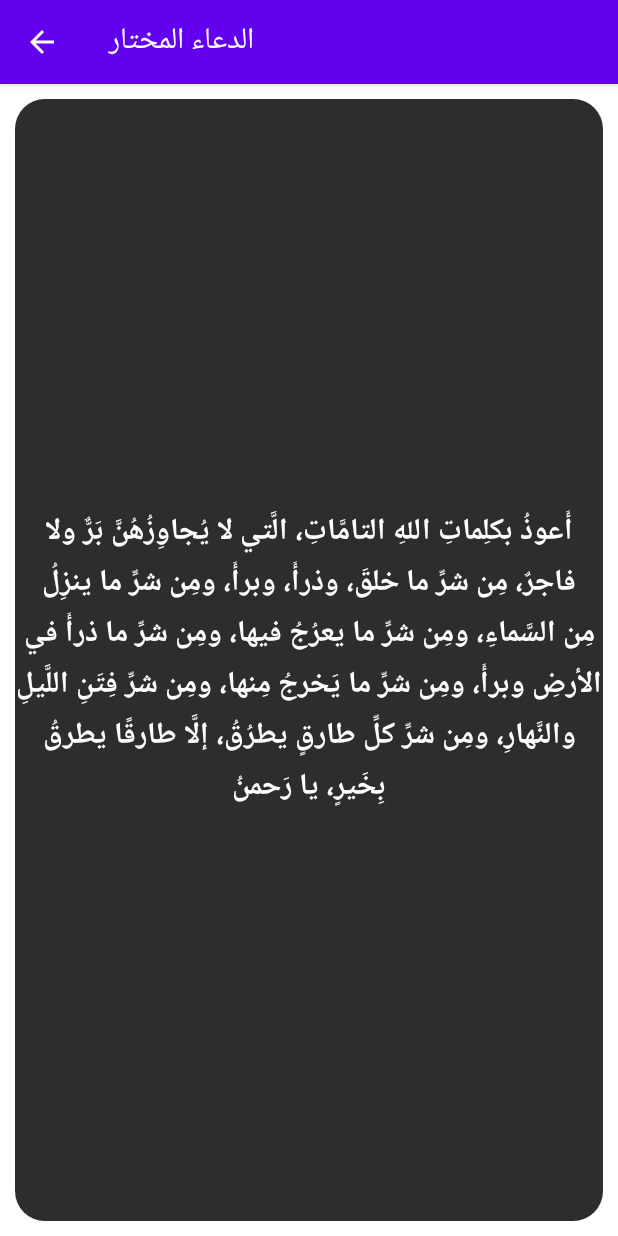
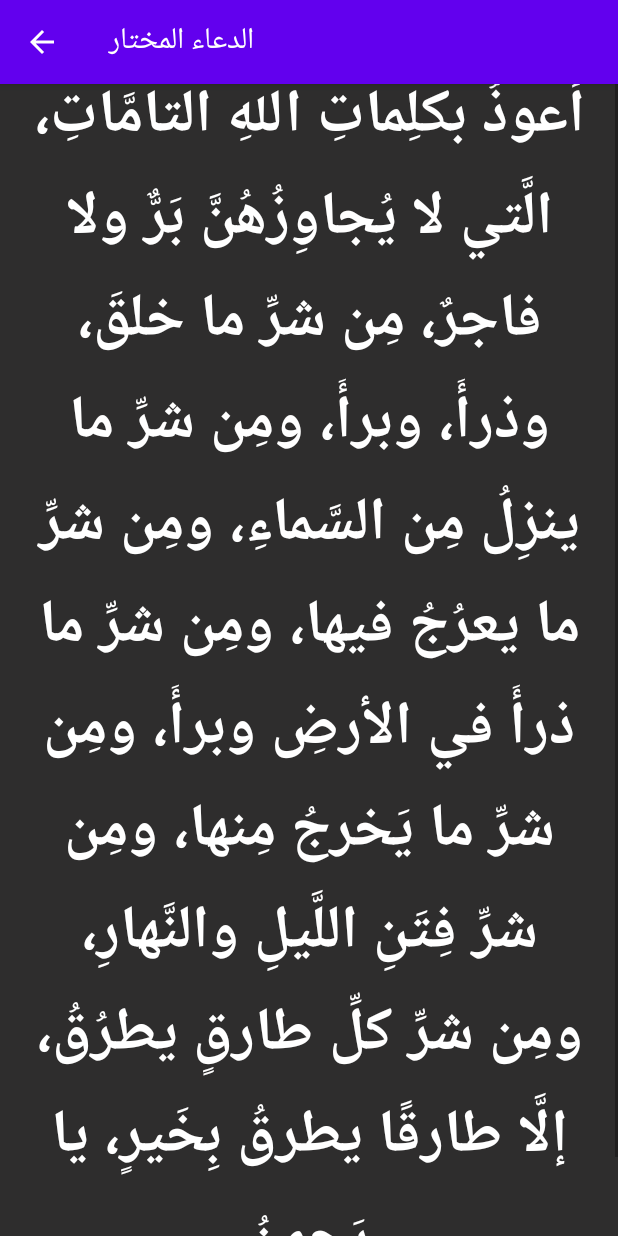
Before and after one commit to darken11/EpfcChucknorris, an Android app: the screen it shows after launch (PrayOfActivity), after a tap on "أَعوذُ بكلِماتِ اللهِ التامَّاتِ، الَّتي", on a phone screen of 412 x 824 dp. Run offline under Robolectric (Android 15) with nearby library versions, the phone set to English and light mode, and no system bars.

Commit message:
add some future for scrolling

```diff
--- a/MyRdaApplication/app/build.gradle
+++ b/MyRdaApplication/app/build.gradle
@@ -41,4 +41,5 @@ dependencies {
     androidTestImplementation 'androidx.test.ext:junit:1.1.3'
     androidTestImplementation 'androidx.test.espresso:espresso-core:3.4.0'
     implementation 'com.squareup.okhttp3:okhttp:4.9.1'
+    implementation 'androidx.recyclerview:recyclerview:1.2.1'
 }
--- a/MyRdaApplication/app/src/main/java/eu/epfc/myrdaapplication/PrayOfActivity.kt
+++ b/MyRdaApplication/app/src/main/java/eu/epfc/myrdaapplication/PrayOfActivity.kt
@@ -2,16 +2,23 @@ package eu.epfc.myrdaapplication
 
 import android.content.Intent
 import android.os.Bundle
+import android.widget.ScrollView
 import android.widget.TextView
 import androidx.appcompat.app.AppCompatActivity
 
 class PrayOfActivity : AppCompatActivity() {
     lateinit var prayOfView: TextView
+    lateinit var scroll_wrapper:ScrollView
     override fun onCreate(savedInstanceState: Bundle?) {
         super.onCreate(savedInstanceState)
         setContentView(R.layout.pray_of)
         title = "الدعاء المختار"
 
+        scroll_wrapper=findViewById(R.id.scroll_wrapper)
+
+        scroll_wrapper.setOnScrollChangeListener { v, scrollX, scrollY, oldScrollX, oldScrollY ->
+            scroll_wrapper.getChildAt(0).height-scroll_wrapper.height
+        }
         prayOfView = findViewById(R.id.prayOfView)
 
         val textFromIntent: String? = intent.getStringExtra(Intent.EXTRA_TEXT)
--- a/MyRdaApplication/app/src/main/res/layout/pray_of.xml
+++ b/MyRdaApplication/app/src/main/res/layout/pray_of.xml
@@ -1,29 +1,37 @@
 <?xml version="1.0" encoding="utf-8"?>
-<LinearLayout xmlns:android="http://schemas.android.com/apk/res/android"
+<RelativeLayout xmlns:android="http://schemas.android.com/apk/res/android"
     xmlns:app="http://schemas.android.com/apk/res-auto"
     xmlns:tools="http://schemas.android.com/tools"
     android:layout_width="match_parent"
     android:layout_height="match_parent"
+
+    tools:context=".MainActivity">
+    <ScrollView
+    android:id="@+id/scroll_wrapper"
+    android:layout_width="match_parent"
+    android:layout_height="match_parent"
+        android:scrollbarSize="@dimen/cardview_default_elevation"
+        tools:ignore="UselessParent">
+        <LinearLayout
+            android:layout_width="match_parent"
+            android:layout_height="wrap_content"
             android:layout_gravity="center"
-
-    android:orientation="vertical"
-    tools:context=".MainActivity">
-
+            android:orientation="vertical">
             <TextView
                 android:id="@+id/prayOfView"
                 style="@style/TitleFont"
                 android:layout_width="match_parent"
-        android:layout_height="0dp"
-        android:layout_margin="10dp"
-        android:layout_weight="0.6"
+                android:layout_height="wrap_content"
+                android:padding="20dp"
                 android:background="@drawable/corner_full_ronded"
                 android:shadowRadius="50"
                 android:text=""
                 android:textAlignment="center"
                 android:textColor="@color/white"
-        android:textSize="20sp"
+                android:textSize="40sp"
 
-        />
+                tools:ignore="RtlSymmetry" />
+        </LinearLayout>
+</ScrollView>
 
-
-</LinearLayout>
+</RelativeLayout>
```
Also changed, not shown: MyRdaApplication/app/src/main/res/layout/activity_first_main.xml (+42 -11 lines), MyRdaApplication/app/src/main/res/mipmap-hdpi/calendar_icon.png (added), MyRdaApplication/app/src/main/res/mipmap-hdpi/mosque_icon.png (added). Lines whose indentation alone changed are shown as unchanged.
